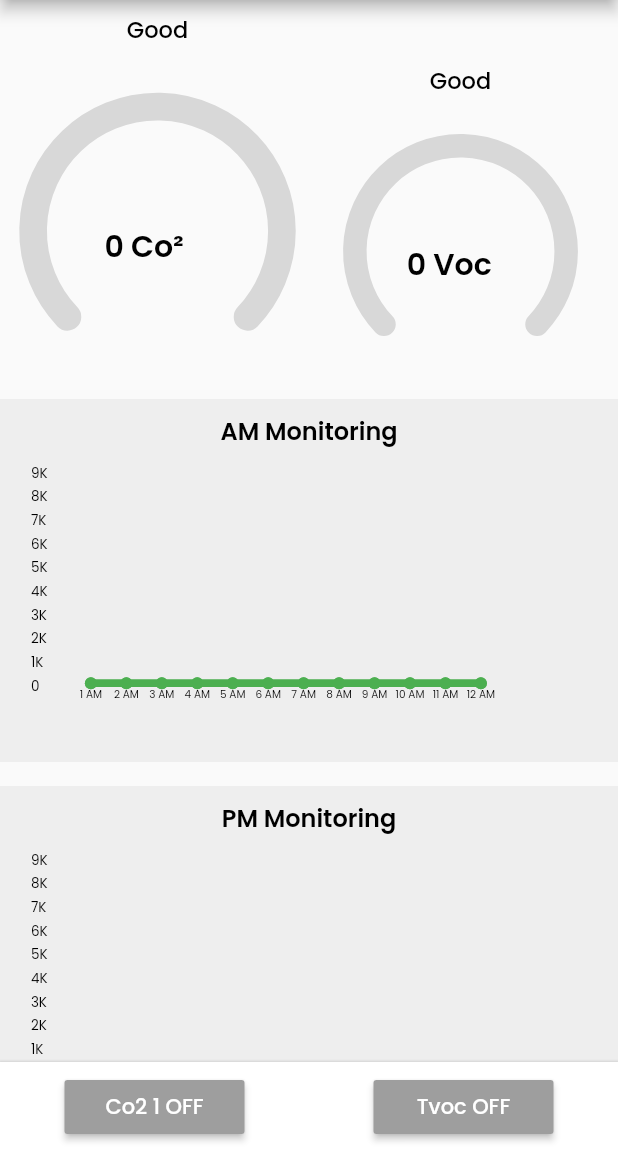
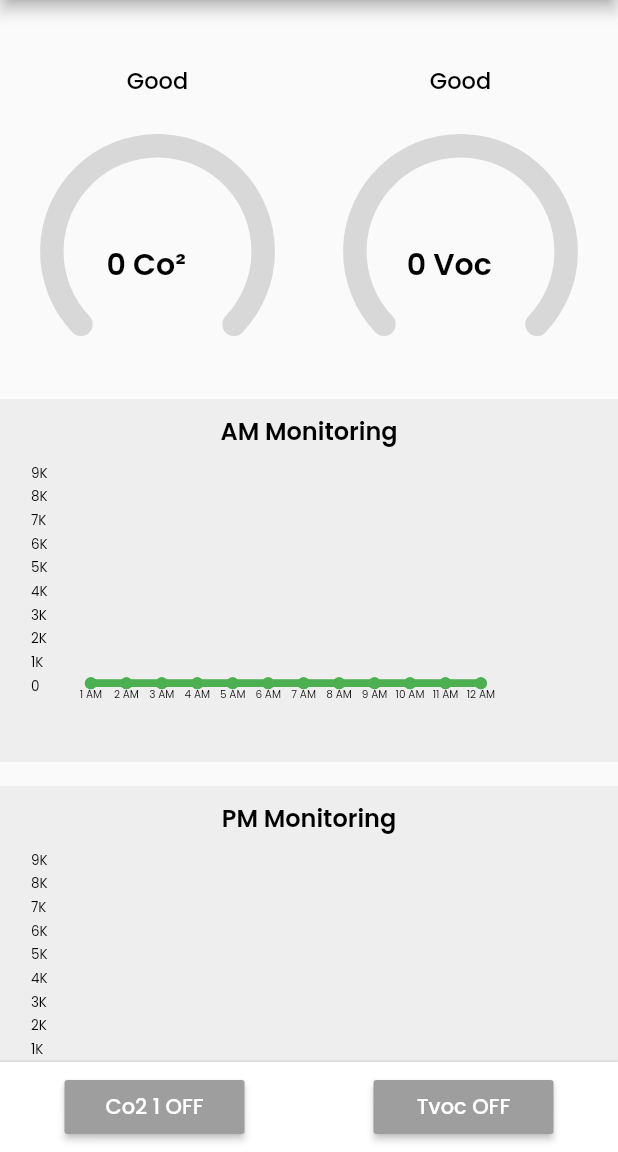
Before and after one commit to TjayAmit/arduino_app, a Flutter app: the screen it shows after launch, on a phone screen of 412 x 824 dp, the part 84-1236 px from its top. Run offline on Flutter 3.47's test engine with Material 2 defaults, Android fonts, the phone set to English and light mode, and no system bars; drawn by our look-alikes of fl_chart, syncfusion_flutter_gauges; our stand-ins replace flutter_local_notifications, get, google_fonts; network calls fail.

Commit message:
Update carbondioxide_gauge.dart

```diff
--- a/lib/Component/Widget/Co2Gauge/carbondioxide_gauge.dart
+++ b/lib/Component/Widget/Co2Gauge/carbondioxide_gauge.dart
@@ -12,7 +12,7 @@ class CarbondioxideGauge extends GetView<MainController> {
     return Obx(
       () => SizedBox(
           width: Get.width * 0.5,
-          height: Get.width * 0.5,
+          height: Get.width * 0.4,
           child: SfRadialGauge(
             axes: <RadialAxis>[
               RadialAxis(
```
